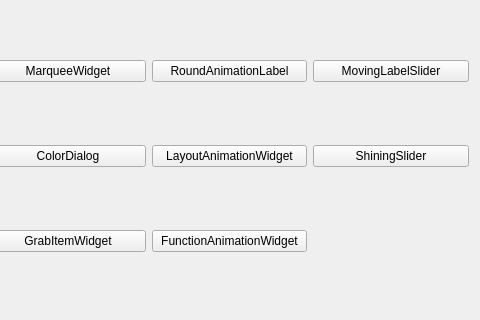
Qt form mainwindow.ui (Greedysky/TTKWidgetTools) before a commit; both pictures show x 183 to 663 and y 93 to 413 of the 663 by 413 pixel window.
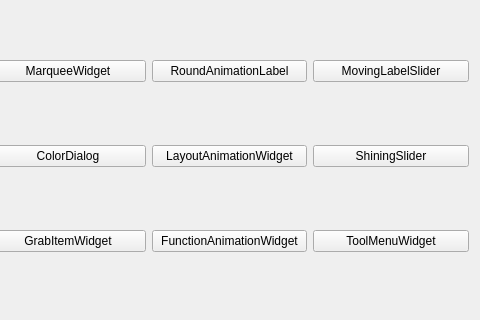
The same form after that commit.

Commit message: Add tool menu widget[648213]

```diff
--- a/mainwindow.ui
+++ b/mainwindow.ui
@@ -120,6 +120,13 @@
       </property>
      </widget>
     </item>
+    <item row="3" column="3">
+     <widget class="QPushButton" name="pushButton_15">
+      <property name="text">
+       <string>ToolMenuWidget</string>
+      </property>
+     </widget>
+    </item>
    </layout>
   </widget>
  </widget>
```
The commit also changes 12 other files.
